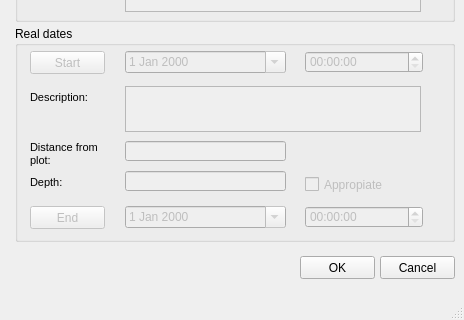
Qt form ui/mincut.ui (Giswater/giswater_qgis_plugin) before a commit; both pictures show x 0 to 464 and y 403 to 723 of the 464 by 723 pixel window.
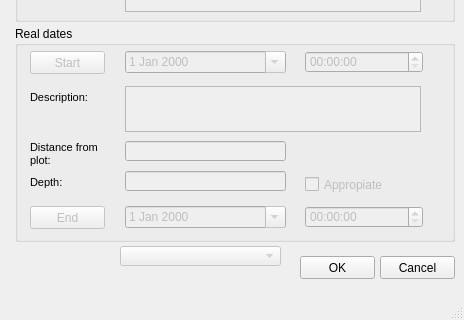
The same form after that commit. Icons and pictures are not drawn.

What changed in the file:
```diff
--- a/ui/mincut.ui
+++ b/ui/mincut.ui
@@ -1011,6 +1011,19 @@
      <number>3</number>
     </property>
    </widget>
+   <widget class="QComboBox" name="exec_user">
+    <property name="enabled">
+     <bool>false</bool>
+    </property>
+    <property name="geometry">
+     <rect>
+      <x>120</x>
+      <y>620</y>
+      <width>161</width>
+      <height>20</height>
+     </rect>
+    </property>
+   </widget>
   </widget>
   <widget class="QStatusBar" name="statusbar"/>
   <widget class="QToolBar" name="toolBar">
```
